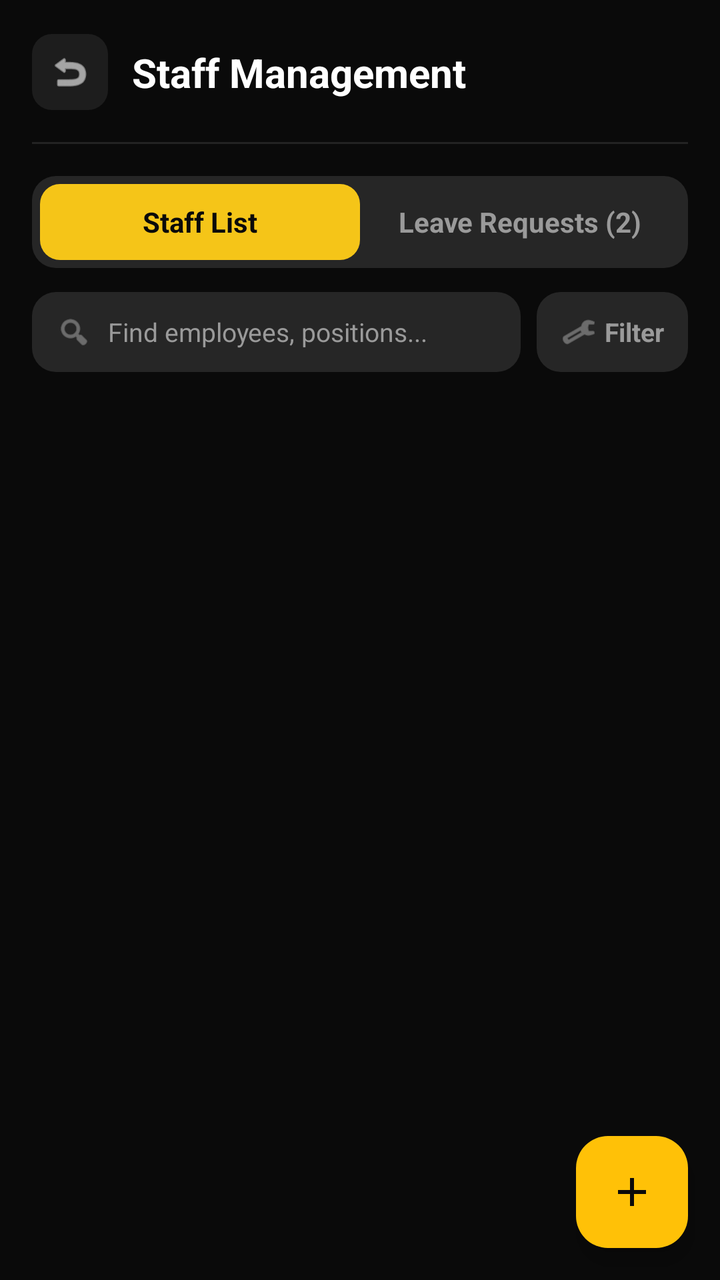
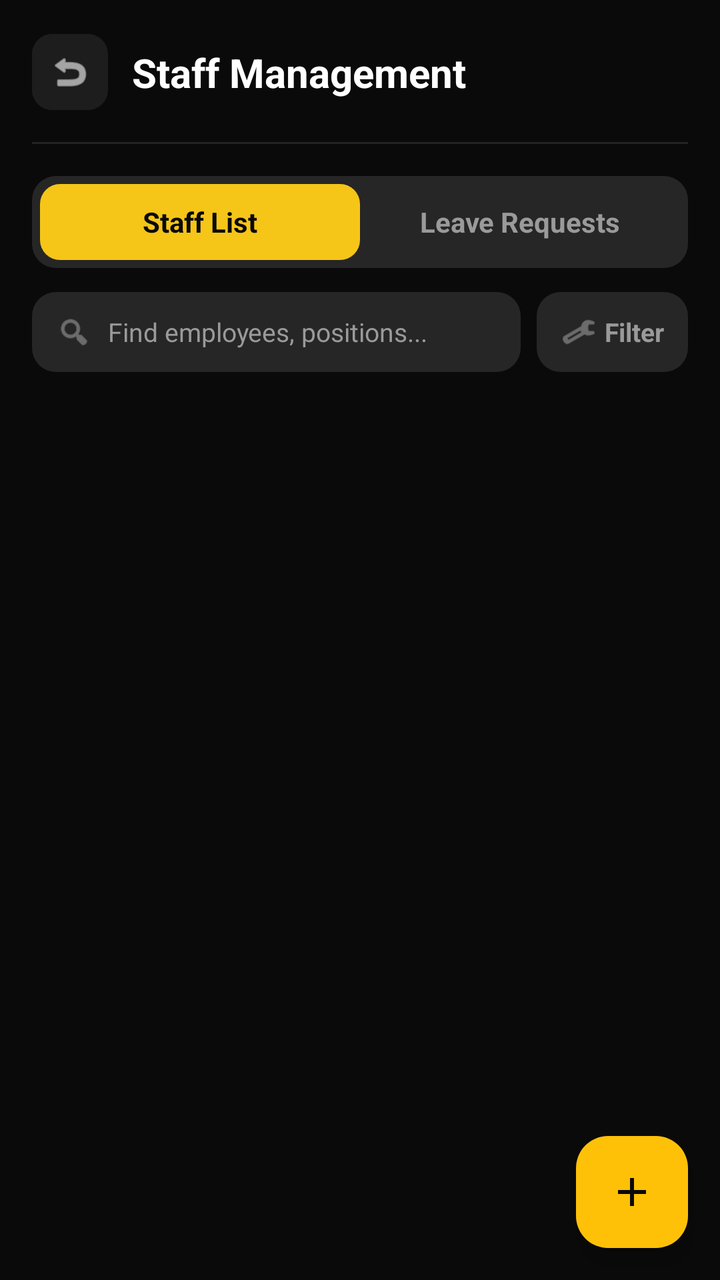

Two renders of the same Android screen: before a commit and after it. Below are the layout's source before the change and the commit's diff.
<!-- AndroidManifest.xml: activity theme Theme.Moviebookingapp -->
<!-- res/layout/activity_manager_staff.xml -->
<?xml version="1.0" encoding="utf-8"?>
<LinearLayout xmlns:android="http://schemas.android.com/apk/res/android"
    xmlns:app="http://schemas.android.com/apk/res-auto"
    android:layout_width="match_parent"
    android:layout_height="match_parent"
    android:background="@color/bg_primary"
    android:orientation="vertical">

    
    <androidx.constraintlayout.widget.ConstraintLayout
        android:id="@+id/headerLayoutReport"
        android:layout_width="match_parent"
        android:layout_height="72dp"
        android:paddingHorizontal="16dp">

        <ImageView
            android:id="@+id/ivBack"
            android:layout_width="38dp"
            android:layout_height="38dp"
            android:background="@drawable/bg_circle_glass"
            android:padding="8dp"
            android:src="@android:drawable/ic_menu_revert"
            app:layout_constraintBottom_toBottomOf="parent"
            app:layout_constraintStart_toStartOf="parent"
            app:layout_constraintTop_toTopOf="parent"
            app:tint="@color/auto_color_FFFFFF" />

        <LinearLayout
            android:layout_width="wrap_content"
            android:layout_height="wrap_content"
            android:layout_marginStart="12dp"
            android:orientation="vertical"
            app:layout_constraintBottom_toBottomOf="parent"
            app:layout_constraintStart_toEndOf="@id/ivBack"
            app:layout_constraintTop_toTopOf="parent">

            <TextView
                android:layout_width="wrap_content"
                android:layout_height="wrap_content"
                android:text="@string/auto_str_staff_management"
                android:textColor="@color/auto_color_FFFFFF"
                android:textSize="20sp"
                android:textStyle="bold" />
        </LinearLayout>

        <View
            android:layout_width="match_parent"
            android:layout_height="1dp"
            android:background="@color/auto_color_1AFFFFFF"
            app:layout_constraintBottom_toBottomOf="parent"
            app:layout_constraintStart_toStartOf="parent"
            app:layout_constraintEnd_toEndOf="parent" />

    </androidx.constraintlayout.widget.ConstraintLayout>

    
    <LinearLayout
        android:layout_width="match_parent"
        android:layout_height="46dp"
        android:layout_marginHorizontal="16dp"
        android:layout_marginTop="16dp"
        android:layout_marginBottom="12dp"
        android:background="@drawable/bg_tab_container"
        android:padding="4dp">

        
        <TextView
            android:id="@+id/tabStaffList"
            android:layout_width="0dp"
            android:layout_height="match_parent"
            android:layout_weight="1"
            android:background="@drawable/bg_tab_active_gold"
            android:gravity="center"
            android:text="@string/auto_str_staff_list"
            android:textColor="@color/bg_primary"
            android:textSize="14sp"
            android:textStyle="bold" />

        
        <TextView
            android:id="@+id/tabLeaveRequests"
            android:layout_width="0dp"
            android:layout_height="match_parent"
            android:layout_weight="1"
            android:gravity="center"
            android:text="@string/auto_str_leave_requests_2"
            android:textColor="@color/text_secondary"
            android:textSize="14sp"
            android:textStyle="bold" />
    </LinearLayout>

    
    <LinearLayout
        android:layout_width="match_parent"
        android:layout_height="wrap_content"
        android:layout_marginHorizontal="16dp"
        android:layout_marginBottom="12dp"
        android:orientation="horizontal"
        android:gravity="center_vertical">

       
        <LinearLayout
            android:layout_width="0dp"
            android:layout_height="40dp"
            android:layout_weight="1"
            android:background="@drawable/bg_tab_container"
            android:orientation="horizontal"
            android:gravity="center_vertical"
            android:paddingHorizontal="12dp">

            <ImageView
                android:layout_width="18dp"
                android:layout_height="18dp"
                android:src="@android:drawable/ic_menu_search"
                app:tint="@color/text_secondary" />

            <EditText
                android:id="@+id/etSearchStaff"
                android:layout_width="match_parent"
                android:layout_height="match_parent"
                android:background="@android:color/transparent"
                android:hint="Find employees, positions..."
                android:imeOptions="actionSearch"
                android:inputType="text"
                android:maxLines="1"
                android:paddingStart="8dp"
                android:textColor="@color/auto_color_FFFFFF"
                android:textColorHint="@color/text_secondary"
                android:textSize="13sp" />
        </LinearLayout>

        
        <LinearLayout
            android:id="@+id/btnAdvancedFilter"
            android:layout_width="wrap_content"
            android:layout_height="40dp"
            android:layout_marginStart="8dp"
            android:background="@drawable/bg_tab_container"
            android:gravity="center"
            android:paddingHorizontal="12dp"
            android:orientation="horizontal">

            <ImageView
                android:layout_width="18dp"
                android:layout_height="18dp"
                android:src="@android:drawable/ic_menu_manage"
                app:tint="@color/text_secondary" />

            <TextView
                android:layout_width="wrap_content"
                android:layout_height="wrap_content"
                android:layout_marginStart="4dp"
                android:text="@string/auto_str_filter"
                android:textColor="@color/text_secondary"
                android:textSize="13sp"
                android:textStyle="bold" />
        </LinearLayout>

    </LinearLayout>

    
    <FrameLayout
        android:layout_width="match_parent"
        android:layout_height="match_parent">

            
        <androidx.recyclerview.widget.RecyclerView
            android:id="@+id/rvStaffList"
            android:layout_width="match_parent"
            android:layout_height="match_parent"
            android:clipToPadding="false"
            android:paddingHorizontal="16dp"
            android:paddingTop="4dp"
            android:paddingBottom="88dp" />

        
        <TextView
            android:id="@+id/txtNoStaffData"
            android:layout_width="wrap_content"
            android:layout_height="wrap_content"
            android:layout_gravity="center"
            android:text="@string/auto_str_no_shifts_have_been_assigned_y"
            android:textColor="@color/text_secondary"
            android:textSize="14sp"
            android:visibility="gone" />

        
        <com.google.android.material.floatingactionbutton.ExtendedFloatingActionButton
            android:id="@+id/btnGenerateShift"
            android:layout_width="wrap_content"
            android:layout_height="wrap_content"
            android:layout_gravity="bottom|end"
            android:layout_margin="16dp"
            android:textColor="@color/bg_primary"
            android:textStyle="bold"
            app:backgroundTint="@color/yellow"
            app:icon="@drawable/ic_add"
            app:iconTint="@color/bg_primary" />

    </FrameLayout>

</LinearLayout>
<!-- resources referenced by this layout -->
<resources>
  <color name="auto_color_1AFFFFFF">#1AFFFFFF</color>
  <color name="auto_color_FFFFFF">#FFFFFF</color>
  <color name="bg_primary">#0A0A0A</color>
  <color name="text_secondary">#9A9A9A</color>
  <color name="yellow">#FFC107</color>
  <!-- drawable bg_circle_glass (drawable) -->
  <?xml version="1.0" encoding="utf-8"?>
  <shape xmlns:android="http://schemas.android.com/apk/res/android" android:shape="rectangle">
      <solid android:color="#14FFFFFF"/>
      <corners android:radius="10dp"/>
  </shape>
  <!-- drawable bg_tab_active_gold (drawable) -->
  <?xml version="1.0" encoding="utf-8"?>
  <shape xmlns:android="http://schemas.android.com/apk/res/android">
      <solid android:color="@color/accent_primary" />
      <corners android:radius="10dp" />
  </shape>
  <!-- drawable bg_tab_container (drawable) -->
  <?xml version="1.0" encoding="utf-8"?>
  <shape xmlns:android="http://schemas.android.com/apk/res/android">
      <solid android:color="#262626" />
      <corners android:radius="12dp" />
  </shape>
  <!-- drawable ic_add (drawable) -->
  <vector xmlns:android="http://schemas.android.com/apk/res/android" android:height="24dp" android:tint="#FFFFFF" android:viewportHeight="960" android:viewportWidth="960" android:width="24dp">
        
      <path android:fillColor="@android:color/white" android:pathData="M440,520L200,520L200,440L440,440L440,200L520,200L520,440L760,440L760,520L520,520L520,760L440,760L440,520Z"/>
      
  </vector>
  <string name="auto_str_filter">Filter</string>
  <string name="auto_str_leave_requests_2">Leave Requests (2)</string>
  <string name="auto_str_no_shifts_have_been_assigned_y">No shifts have been assigned yet!</string>
  <string name="auto_str_staff_list">Staff List</string>
  <string name="auto_str_staff_management">Staff Management</string>
  <style name="Theme.Moviebookingapp" parent="Base.Theme.Moviebookingapp" />
  <color name="accent_primary">#F5C518</color>
  <style name="Base.Theme.Moviebookingapp" parent="Theme.Material3.DayNight.NoActionBar">
          <item name="colorPrimary">@color/yellow</item>
          <item name="android:windowBackground">@color/background_black</item>
          <item name="android:statusBarColor">@color/background_black</item>
      </style>
  <color name="background_black">#FF000000</color>
</resources>

<!-- the commit's change to res/layout/activity_manager_staff.xml (unified diff, before → after) -->
@@ -6,7 +6,6 @@
     android:background="@color/bg_primary"
     android:orientation="vertical">
 
-    
     <androidx.constraintlayout.widget.ConstraintLayout
         android:id="@+id/headerLayoutReport"
         android:layout_width="match_parent"
@@ -53,7 +52,6 @@
 
     </androidx.constraintlayout.widget.ConstraintLayout>
 
-    
     <LinearLayout
         android:layout_width="match_parent"
         android:layout_height="46dp"
@@ -63,7 +61,6 @@
         android:background="@drawable/bg_tab_container"
         android:padding="4dp">
 
-        
         <TextView
             android:id="@+id/tabStaffList"
             android:layout_width="0dp"
@@ -76,7 +73,6 @@
             android:textSize="14sp"
             android:textStyle="bold" />
 
-        
         <TextView
             android:id="@+id/tabLeaveRequests"
             android:layout_width="0dp"
@@ -89,7 +85,6 @@
             android:textStyle="bold" />
     </LinearLayout>
 
-    
     <LinearLayout
         android:layout_width="match_parent"
         android:layout_height="wrap_content"
@@ -98,7 +93,6 @@
         android:orientation="horizontal"
         android:gravity="center_vertical">
 
-       
         <LinearLayout
             android:layout_width="0dp"
             android:layout_height="40dp"
@@ -119,7 +113,7 @@
                 android:layout_width="match_parent"
                 android:layout_height="match_parent"
                 android:background="@android:color/transparent"
-                android:hint="Find employees, positions..."
+                android:hint="@string/find_employees_positions_hint"
                 android:imeOptions="actionSearch"
                 android:inputType="text"
                 android:maxLines="1"
@@ -129,7 +123,6 @@
                 android:textSize="13sp" />
         </LinearLayout>
 
-        
         <LinearLayout
             android:id="@+id/btnAdvancedFilter"
             android:layout_width="wrap_content"
@@ -158,12 +151,10 @@
 
     </LinearLayout>
 
-    
     <FrameLayout
         android:layout_width="match_parent"
         android:layout_height="match_parent">
 
-            
         <androidx.recyclerview.widget.RecyclerView
             android:id="@+id/rvStaffList"
             android:layout_width="match_parent"
@@ -173,7 +164,6 @@
             android:paddingTop="4dp"
             android:paddingBottom="88dp" />
 
-        
         <TextView
             android:id="@+id/txtNoStaffData"
             android:layout_width="wrap_content"
@@ -184,7 +174,14 @@
             android:textSize="14sp"
             android:visibility="gone" />
 
-        
+        <ProgressBar
+            android:id="@+id/progressBar"
+            android:layout_width="wrap_content"
+            android:layout_height="wrap_content"
+            android:layout_gravity="center"
+            android:visibility="gone"
+            android:indeterminateTint="#D4AF37" />
+
         <com.google.android.material.floatingactionbutton.ExtendedFloatingActionButton
             android:id="@+id/btnGenerateShift"
             android:layout_width="wrap_content"
<!-- resource entries referenced after the edit -->
@@ -30,10 +30,11 @@
       
   </vector>
   <string name="auto_str_filter">Filter</string>
-  <string name="auto_str_leave_requests_2">Leave Requests (2)</string>
+  <string name="auto_str_leave_requests_2">Leave Requests</string>
   <string name="auto_str_no_shifts_have_been_assigned_y">No shifts have been assigned yet!</string>
   <string name="auto_str_staff_list">Staff List</string>
   <string name="auto_str_staff_management">Staff Management</string>
+  <string name="find_employees_positions_hint">Find employees, positions...</string>
   <style name="Theme.Moviebookingapp" parent="Base.Theme.Moviebookingapp" />
   <color name="accent_primary">#F5C518</color>
   <style name="Base.Theme.Moviebookingapp" parent="Theme.Material3.DayNight.NoActionBar">
